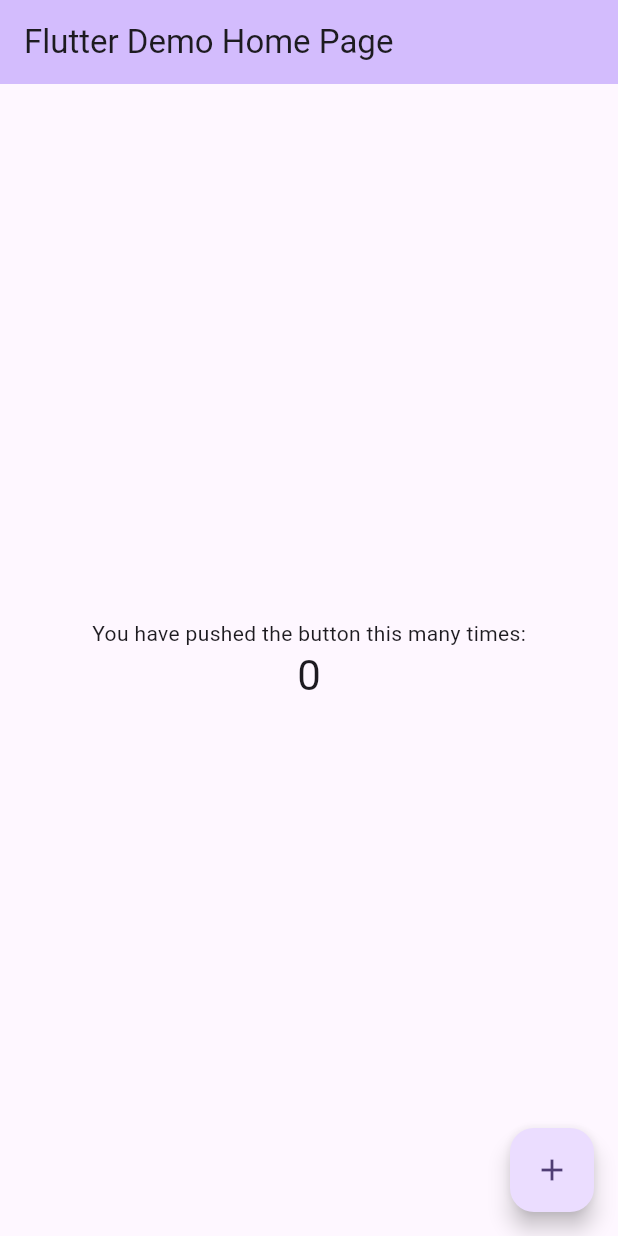
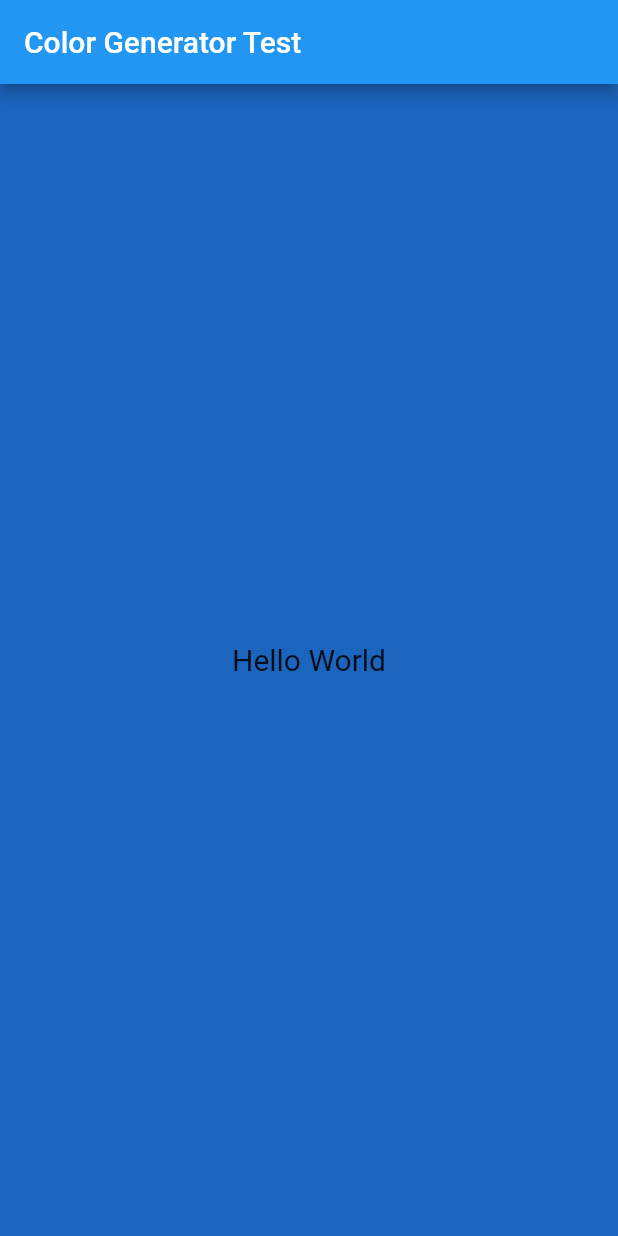
Before and after one commit to Sadly006/flutter_color_changer, a Flutter app: the screen it shows after launch, on a phone screen of 412 x 824 dp. Run offline on Flutter 3.47's test engine with Material 2 defaults, Android fonts, the phone set to English and light mode, and no system bars.

Commit message:
Color generator with widget testing

```diff
--- /dev/null
+++ b/lib/color_container.dart
@@ -0,0 +1,50 @@
+import 'dart:math';
+
+import 'package:flutter/material.dart';
+
+class ColorContainer extends StatefulWidget {
+  const ColorContainer({super.key});
+
+  @override
+  _ColorContainerState createState() => _ColorContainerState();
+}
+
+class _ColorContainerState extends State<ColorContainer> {
+  Color? _generatedColor;
+
+  @override
+  void initState() {
+    super.initState();
+    _generateRandomColor();
+  }
+
+  void _generateRandomColor() {
+    final random = Random();
+    setState(() {
+      _generatedColor = Color.fromARGB(
+        255,
+        random.nextInt(256),
+        random.nextInt(256),
+        random.nextInt(256),
+      );
+    });
+  }
+
+  @override
+  Widget build(BuildContext context) {
+    return GestureDetector(
+      key: const Key('gesture_detector_element'),
+      onTap: _generateRandomColor,
+      child: Container(
+        key: const Key('color_container'),
+        color: _generatedColor,
+        child: const Center(
+          child: Text(
+            "Hello World",
+            style: TextStyle(fontSize: 20),
+          ),
+        ),
+      ),
+    );
+  }
+}
--- a/lib/main.dart
+++ b/lib/main.dart
@@ -1,125 +1,23 @@
 import 'package:flutter/material.dart';
+
+import 'package:flutter_color_changer/color_container.dart';
 
 void main() {
   runApp(const MyApp());
 }
 
 class MyApp extends StatelessWidget {
-  const MyApp({super.key});
+  const MyApp({Key? key}) : super(key: key);
 
-  // This widget is the root of your application.
   @override
   Widget build(BuildContext context) {
     return MaterialApp(
-      title: 'Flutter Demo',
-      theme: ThemeData(
-        // This is the theme of your application.
-        //
-        // TRY THIS: Try running your application with "flutter run". You'll see
-        // the application has a blue toolbar. Then, without quitting the app,
-        // try changing the seedColor in the colorScheme below to Colors.green
-        // and then invoke "hot reload" (save your changes or press the "hot
-        // reload" button in a Flutter-supported IDE, or press "r" if you used
-        // the command line to start the app).
-        //
-        // Notice that the counter didn't reset back to zero; the application
-        // state is not lost during the reload. To reset the state, use hot
-        // restart instead.
-        //
-        // This works for code too, not just values: Most code changes can be
-        // tested with just a hot reload.
-        colorScheme: ColorScheme.fromSeed(seedColor: Colors.deepPurple),
-        useMaterial3: true,
+      home: Scaffold(
+        appBar: AppBar(title: const Text('Color Generator Test')),
+        body: const Center(
+          child: ColorContainer(),
+        ),
       ),
-      home: const MyHomePage(title: 'Flutter Demo Home Page'),
     );
   }
 }
-
-class MyHomePage extends StatefulWidget {
-  const MyHomePage({super.key, required this.title});
-
-  // This widget is the home page of your application. It is stateful, meaning
-  // that it has a State object (defined below) that contains fields that affect
-  // how it looks.
-
-  // This class is the configuration for the state. It holds the values (in this
-  // case the title) provided by the parent (in this case the App widget) and
-  // used by the build method of the State. Fields in a Widget subclass are
-  // always marked "final".
-
-  final String title;
-
-  @override
-  State<MyHomePage> createState() => _MyHomePageState();
-}
-
-class _MyHomePageState extends State<MyHomePage> {
-  int _counter = 0;
-
-  void _incrementCounter() {
-    setState(() {
-      // This call to setState tells the Flutter framework that something has
-      // changed in this State, which causes it to rerun the build method below
-      // so that the display can reflect the updated values. If we changed
-      // _counter without calling setState(), then the build method would not be
-      // called again, and so nothing would appear to happen.
-      _counter++;
-    });
-  }
-
-  @override
-  Widget build(BuildContext context) {
-    // This method is rerun every time setState is called, for instance as done
-    // by the _incrementCounter method above.
-    //
-    // The Flutter framework has been optimized to make rerunning build methods
-    // fast, so that you can just rebuild anything that needs updating rather
-    // than having to individually change instances of widgets.
-    return Scaffold(
-      appBar: AppBar(
-        // TRY THIS: Try changing the color here to a specific color (to
-        // Colors.amber, perhaps?) and trigger a hot reload to see the AppBar
-        // change color while the other colors stay the same.
-        backgroundColor: Theme.of(context).colorScheme.inversePrimary,
-        // Here we take the value from the MyHomePage object that was created by
-        // the App.build method, and use it to set our appbar title.
-        title: Text(widget.title),
-      ),
-      body: Center(
-        // Center is a layout widget. It takes a single child and positions it
-        // in the middle of the parent.
-        child: Column(
-          // Column is also a layout widget. It takes a list of children and
-          // arranges them vertically. By default, it sizes itself to fit its
-          // children horizontally, and tries to be as tall as its parent.
-          //
-          // Column has various properties to control how it sizes itself and
-          // how it positions its children. Here we use mainAxisAlignment to
-          // center the children vertically; the main axis here is the vertical
-          // axis because Columns are vertical (the cross axis would be
-          // horizontal).
-          //
-          // TRY THIS: Invoke "debug painting" (choose the "Toggle Debug Paint"
-          // action in the IDE, or press "p" in the console), to see the
-          // wireframe for each widget.
-          mainAxisAlignment: MainAxisAlignment.center,
-          children: <Widget>[
-            const Text(
-              'You have pushed the button this many times:',
-            ),
-            Text(
-              '$_counter',
-              style: Theme.of(context).textTheme.headlineMedium,
-            ),
-          ],
-        ),
-      ),
-      floatingActionButton: FloatingActionButton(
-        onPressed: _incrementCounter,
-        tooltip: 'Increment',
-        child: const Icon(Icons.add),
-      ), // This trailing comma makes auto-formatting nicer for build methods.
-    );
-  }
-}
```
Also changed, not shown: 1 other file.
